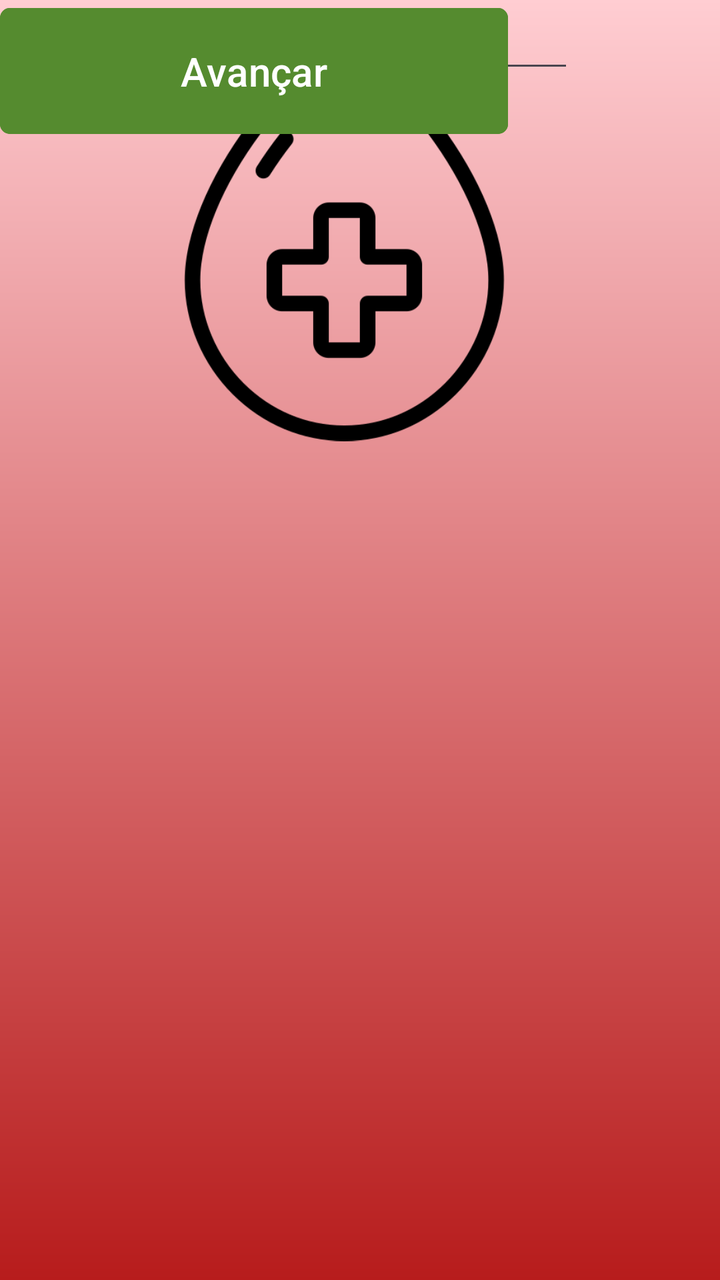
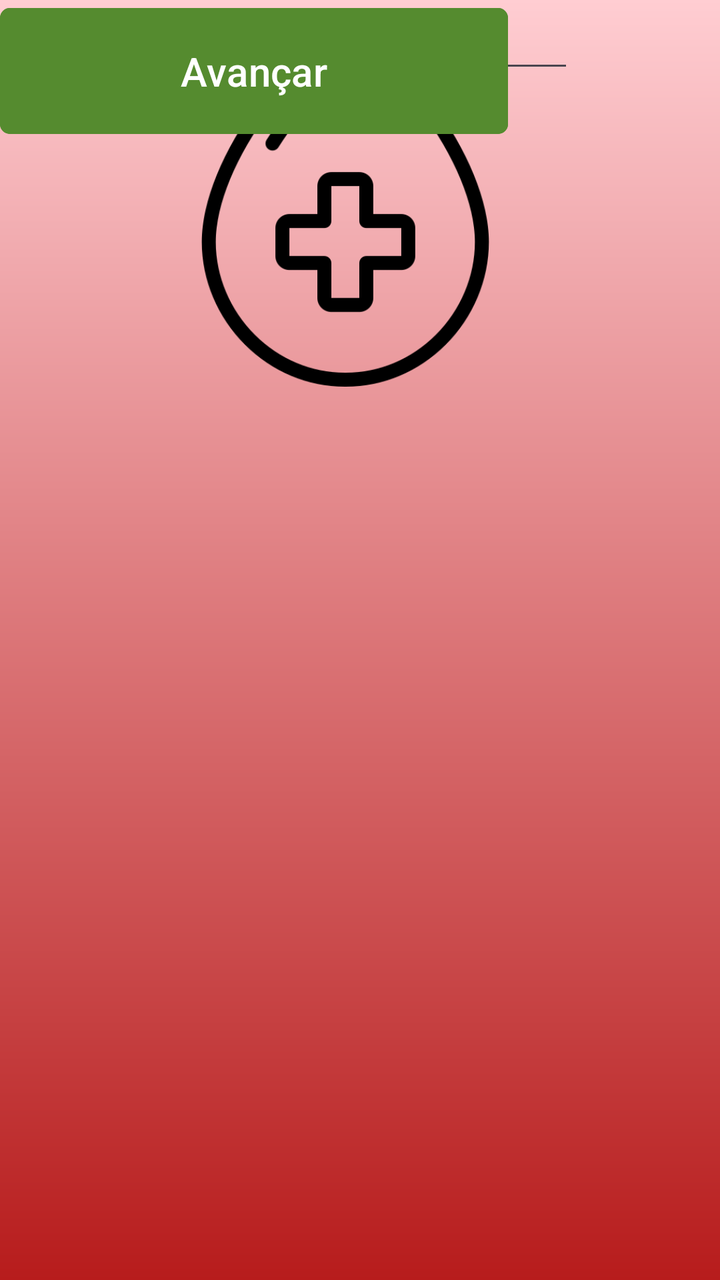

An Android layout rendered at two revisions. The XML below is the earlier revision; the diff shows what the commit changed to produce the second picture.
<!-- AndroidManifest.xml: application theme Theme.Redesocial_bancodesangue -->
<!-- res/layout/activity_tela_cadastro_doadores.xml -->
<?xml version="1.0" encoding="utf-8"?>
<androidx.constraintlayout.widget.ConstraintLayout xmlns:android="http://schemas.android.com/apk/res/android"
    xmlns:app="http://schemas.android.com/apk/res-auto"
    xmlns:tools="http://schemas.android.com/tools"
    android:id="@+id/main"
    android:layout_width="match_parent"
    android:layout_height="match_parent"
    android:background="@drawable/gradient_background"
    tools:context=".TelaCadastroDoadores">

    <ImageView
        android:id="@+id/imageView3"
        android:layout_width="199dp"
        android:layout_height="216dp"
        app:layout_constraintBottom_toBottomOf="parent"
        app:layout_constraintEnd_toEndOf="parent"
        app:layout_constraintHorizontal_bias="0.452"
        app:layout_constraintStart_toStartOf="parent"
        app:layout_constraintTop_toTopOf="parent"
        app:layout_constraintVertical_bias="0.031"
        app:srcCompat="@drawable/blood_donation_3347773" />

    <EditText
        android:id="@+id/edtNomeDoadorCadastro"
        android:layout_width="264dp"
        android:layout_height="wrap_content"
        android:ems="10"
        android:hint="Nome"
        android:inputType="text"
        android:textColorHint="#100C0C"
        tools:layout_editor_absoluteX="57dp"
        tools:layout_editor_absoluteY="257dp" />

    <EditText
        android:id="@+id/edtEmailDoadorCadastro"
        android:layout_width="266dp"
        android:layout_height="wrap_content"
        android:ems="10"
        android:hint="Email"
        android:inputType="text"
        android:textColorHint="#090606"
        tools:layout_editor_absoluteX="57dp"
        tools:layout_editor_absoluteY="324dp" />

    <EditText
        android:id="@+id/edtIdadeDoadorCadastro"
        android:layout_width="287dp"
        android:layout_height="wrap_content"
        android:ems="10"
        android:hint="Data de Nascimento"
        android:inputType="text"
        android:textColorHint="#0B0808"
        tools:layout_editor_absoluteX="57dp"
        tools:layout_editor_absoluteY="461dp" />

    <EditText
        android:id="@+id/edtSenhaDoadorCadastro"
        android:layout_width="274dp"
        android:layout_height="wrap_content"
        android:ems="10"
        android:hint="Senha"
        android:inputType="text"
        android:textColorHint="#141010"
        tools:layout_editor_absoluteX="57dp"
        tools:layout_editor_absoluteY="390dp" />

    <EditText
        android:id="@+id/editTextText5"
        android:layout_width="285dp"
        android:layout_height="wrap_content"
        android:ems="10"
        android:hint="Peso"
        android:inputType="text"
        android:textColorHint="#090505"
        tools:layout_editor_absoluteX="57dp"
        tools:layout_editor_absoluteY="535dp" />

    <Button
        android:id="@+id/btnAvancarCadastroDoador"
        android:layout_width="254dp"
        android:layout_height="71dp"
        android:backgroundTint="#558B2F"
        android:text="Avançar"
        android:textSize="20sp"
        app:cornerRadius="5dp"
        tools:layout_editor_absoluteX="78dp"
        tools:layout_editor_absoluteY="621dp" />

</androidx.constraintlayout.widget.ConstraintLayout>
<!-- resources referenced by this layout -->
<resources>
  <!-- drawable blood_donation_3347773: png bitmap (drawable, 15401 bytes) -->
  <!-- drawable gradient_background (drawable) -->
  <?xml version="1.0" encoding="utf-8"?>
  <shape xmlns:android="http://schemas.android.com/apk/res/android"
      android:shape="rectangle">
      <gradient
          android:angle="90"
          android:startColor="#B71C1C"  android:endColor="#FFCDD2"    android:type="linear" />
  </shape>
  <style name="Theme.Redesocial_bancodesangue" parent="Base.Theme.Redesocial_bancodesangue" />
  <style name="Base.Theme.Redesocial_bancodesangue" parent="Theme.Material3.DayNight.NoActionBar">
          
          
      </style>
</resources>

<!-- the commit's change to res/layout/activity_tela_cadastro_doadores.xml (unified diff, before → after) -->
@@ -8,10 +8,21 @@
     android:background="@drawable/gradient_background"
     tools:context=".TelaCadastroDoadores">
 
+    <EditText
+        android:id="@+id/edtNomeDoadorCadastro2"
+        android:layout_width="264dp"
+        android:layout_height="wrap_content"
+        android:ems="10"
+        android:hint="CPF"
+        android:inputType="text"
+        android:textColorHint="#100C0C"
+        tools:layout_editor_absoluteX="57dp"
+        tools:layout_editor_absoluteY="417dp" />
+
     <ImageView
         android:id="@+id/imageView3"
-        android:layout_width="199dp"
-        android:layout_height="216dp"
+        android:layout_width="204dp"
+        android:layout_height="179dp"
         app:layout_constraintBottom_toBottomOf="parent"
         app:layout_constraintEnd_toEndOf="parent"
         app:layout_constraintHorizontal_bias="0.452"
@@ -29,7 +40,7 @@
         android:inputType="text"
         android:textColorHint="#100C0C"
         tools:layout_editor_absoluteX="57dp"
-        tools:layout_editor_absoluteY="257dp" />
+        tools:layout_editor_absoluteY="222dp" />
 
     <EditText
         android:id="@+id/edtEmailDoadorCadastro"
@@ -39,8 +50,8 @@
         android:hint="Email"
         android:inputType="text"
         android:textColorHint="#090606"
-        tools:layout_editor_absoluteX="57dp"
-        tools:layout_editor_absoluteY="324dp" />
+        tools:layout_editor_absoluteX="55dp"
+        tools:layout_editor_absoluteY="287dp" />
 
     <EditText
         android:id="@+id/edtIdadeDoadorCadastro"
@@ -51,7 +62,7 @@
         android:inputType="text"
         android:textColorHint="#0B0808"
         tools:layout_editor_absoluteX="57dp"
-        tools:layout_editor_absoluteY="461dp" />
+        tools:layout_editor_absoluteY="482dp" />
 
     <EditText
         android:id="@+id/edtSenhaDoadorCadastro"
@@ -62,7 +73,7 @@
         android:inputType="text"
         android:textColorHint="#141010"
         tools:layout_editor_absoluteX="57dp"
-        tools:layout_editor_absoluteY="390dp" />
+        tools:layout_editor_absoluteY="352dp" />
 
     <EditText
         android:id="@+id/editTextText5"
@@ -72,8 +83,8 @@
         android:hint="Peso"
         android:inputType="text"
         android:textColorHint="#090505"
-        tools:layout_editor_absoluteX="57dp"
-        tools:layout_editor_absoluteY="535dp" />
+        tools:layout_editor_absoluteX="55dp"
+        tools:layout_editor_absoluteY="543dp" />
 
     <Button
         android:id="@+id/btnAvancarCadastroDoador"
@@ -84,6 +95,6 @@
         android:textSize="20sp"
         app:cornerRadius="5dp"
         tools:layout_editor_absoluteX="78dp"
-        tools:layout_editor_absoluteY="621dp" />
+        tools:layout_editor_absoluteY="634dp" />
 
 </androidx.constraintlayout.widget.ConstraintLayout>
